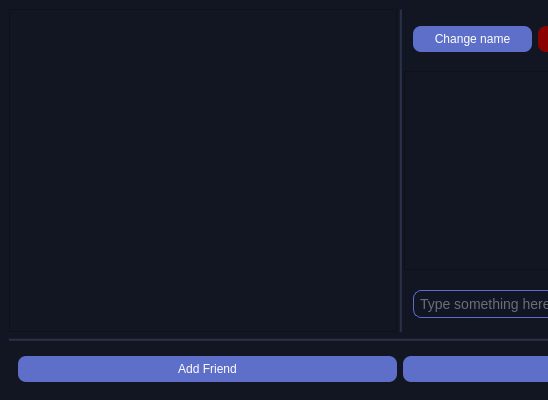
Before: the Qt Designer form mainwindow.ui in ftelnov/qtChatClient, drawn with Qt 5; both pictures show x 0 to 548 and y 0 to 400 of the 800 by 400 pixel window.
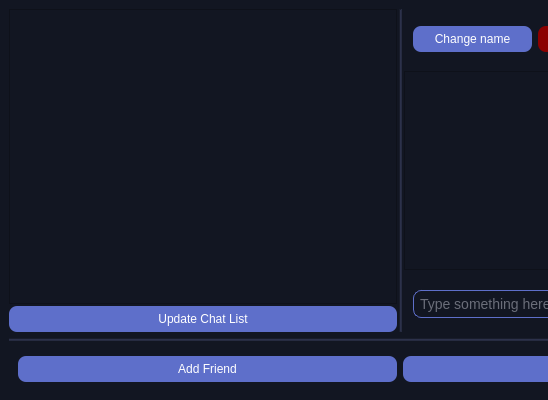
After: the same form once the commit is applied. Icons and pictures are not drawn.

Commit message: Its totally finished - added chat list reloading, leaving from chat, adding member to chat, changing the name of the chat. All features works perfectly. Maybe there is sense in adding active background to the selected chat.

Patch:
```diff
--- a/mainwindow.ui
+++ b/mainwindow.ui
@@ -59,6 +59,8 @@
         <number>0</number>
        </property>
        <item>
+        <layout class="QVBoxLayout" name="verticalLayout_4">
+         <item>
         <widget class="QScrollArea" name="previewsContainer">
          <property name="sizePolicy">
           <sizepolicy hsizetype="Preferred" vsizetype="Expanding">
@@ -66,6 +68,12 @@
            <verstretch>0</verstretch>
           </sizepolicy>
          </property>
+           <property name="maximumSize">
+            <size>
+             <width>16777215</width>
+             <height>16777215</height>
+            </size>
+           </property>
          <property name="widgetResizable">
           <bool>true</bool>
          </property>
@@ -77,8 +85,8 @@
            <rect>
             <x>0</x>
             <y>0</y>
-            <width>386</width>
-            <height>318</height>
+              <width>384</width>
+              <height>281</height>
            </rect>
           </property>
           <layout class="QVBoxLayout" name="verticalLayout">
@@ -116,6 +124,24 @@
           </layout>
          </widget>
         </widget>
+         </item>
+         <item>
+          <widget class="QPushButton" name="updateChatListButton">
+           <property name="styleSheet">
+            <string notr="true">color: rgb(255, 255, 255);
+border-radius: 8px;
+padding-top: 6px;
+padding-bottom: 6px;
+padding-left: 8px;
+padding-right: 8px;
+background: #5E6FCA;</string>
+           </property>
+           <property name="text">
+            <string>Update Chat List</string>
+           </property>
+          </widget>
+         </item>
+        </layout>
        </item>
        <item>
         <widget class="Line" name="line">
```
Lines whose indentation alone changed are shown as unchanged. The commit also changes 13 other files.
